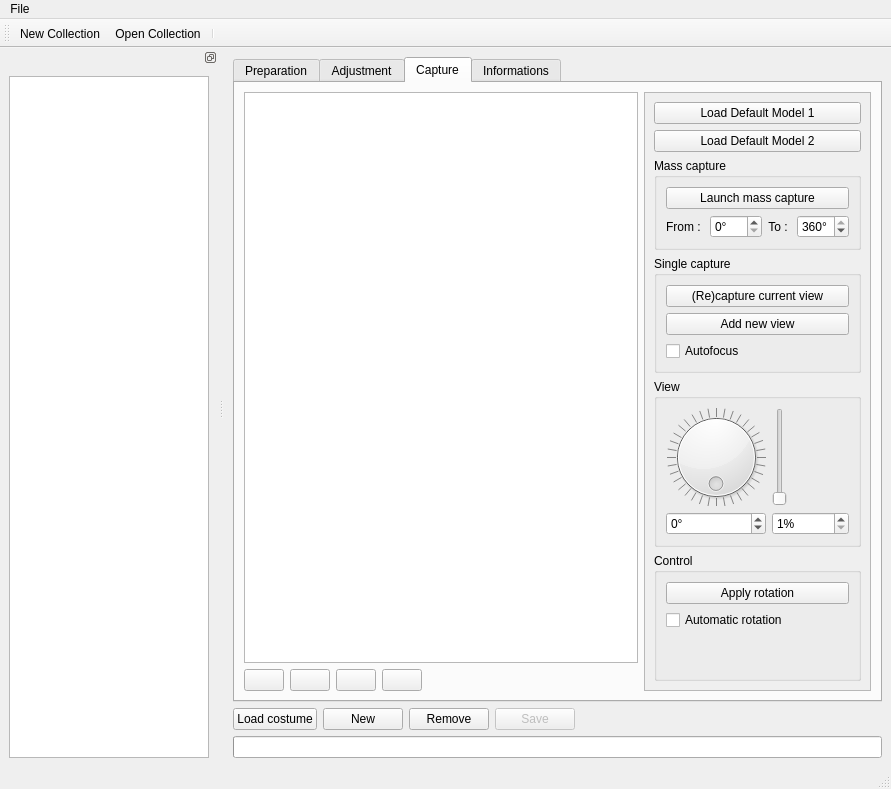
The window that pc/master/mainwindow.ui (plule/pfe-costumes) describes before a commit, drawn with Qt 5.
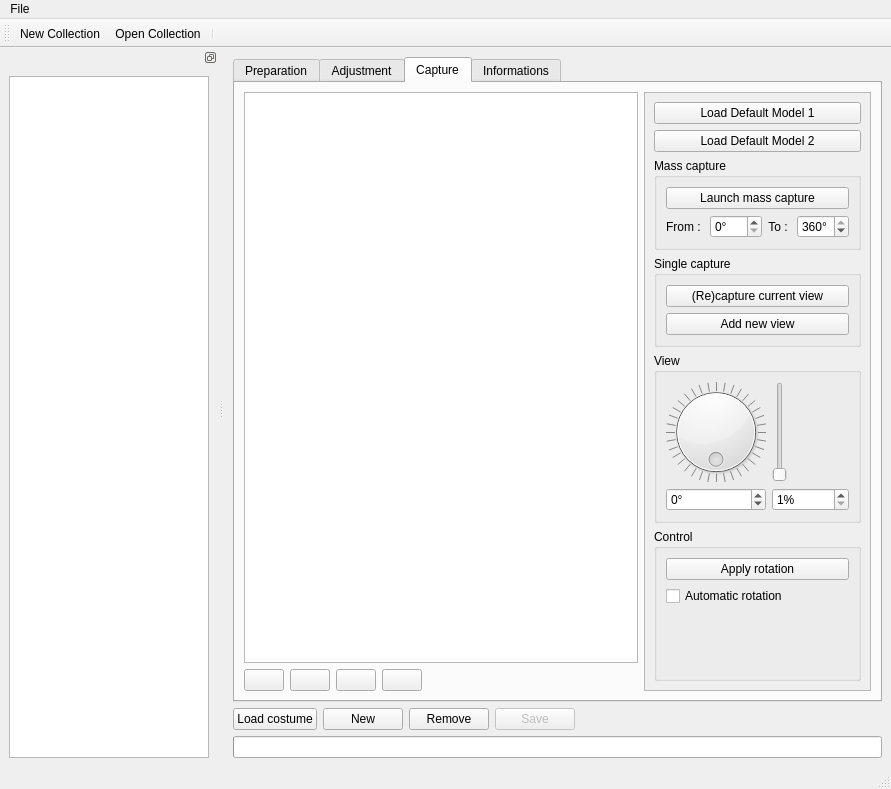
The same window after the commit. Icons and pictures are not drawn. Custom widgets are drawn as their Qt base class.

Patch:
```diff
--- a/pc/master/mainwindow.ui
+++ b/pc/master/mainwindow.ui
@@ -248,7 +248,7 @@
                <x>0</x>
                <y>0</y>
                <width>246</width>
-               <height>550</height>
+               <height>548</height>
               </rect>
              </property>
              <layout class="QVBoxLayout" name="verticalLayout_8">
@@ -355,13 +355,6 @@
                    </property>
                   </widget>
                  </item>
-                 <item>
-                  <widget class="QCheckBox" name="autofocusCheckBox">
-                   <property name="text">
-                    <string>Autofocus</string>
-                   </property>
-                  </widget>
-                 </item>
                 </layout>
                </widget>
               </item>
```
